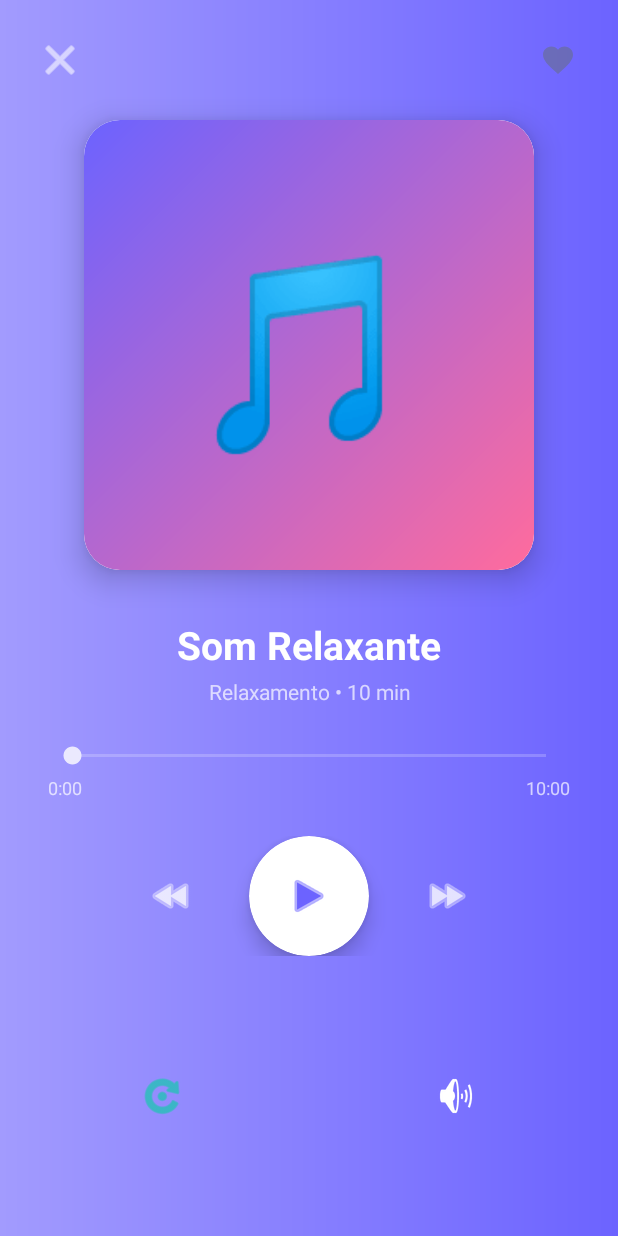
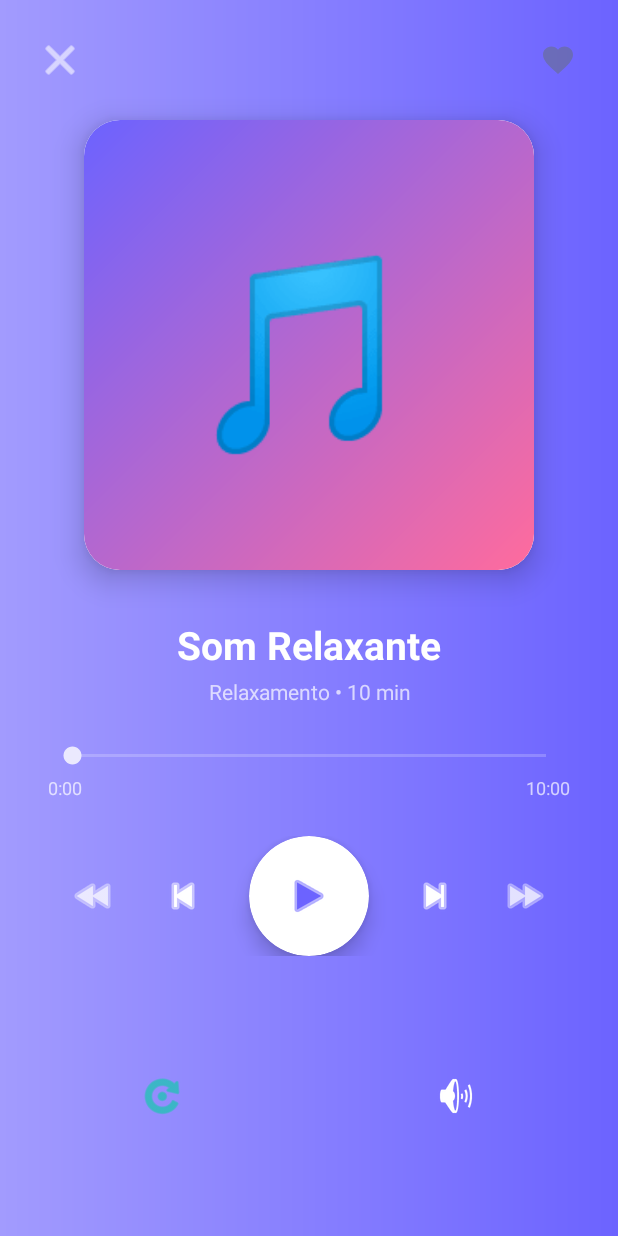
Before and after one commit to vandersonbraz/projeto-android, an Android app: the PlayerActivity screen opened directly, with no data from a screen before it, on a phone screen of 412 x 824 dp. Run offline under Robolectric (Android 15) with nearby library versions, the phone set to English and light mode, and no system bars; libraries missing offline, so code that uses them is left out: com.android.billingclient; 2 statements that could not run were skipped.

```diff
--- a/CalmareApp/app/src/main/java/com/calmare/app/ui/PlayerActivity.kt
+++ b/CalmareApp/app/src/main/java/com/calmare/app/ui/PlayerActivity.kt
@@ -40,6 +40,8 @@ class PlayerActivity : AppCompatActivity() {
     private lateinit var btnFavorite: ImageButton
     private lateinit var btnRewind: ImageButton
     private lateinit var btnForward: ImageButton
+    private lateinit var btnPreviousTrack: ImageButton
+    private lateinit var btnNextTrack: ImageButton
     private lateinit var btnLoop: ImageButton
     private lateinit var btnVolume: ImageButton
 
@@ -85,6 +87,8 @@ class PlayerActivity : AppCompatActivity() {
         btnFavorite = findViewById(R.id.btn_favorite_player)
         btnRewind = findViewById(R.id.btn_rewind)
         btnForward = findViewById(R.id.btn_forward)
+        btnPreviousTrack = findViewById(R.id.btn_previous_track)
+        btnNextTrack = findViewById(R.id.btn_next_track)
         btnLoop = findViewById(R.id.btn_loop)
         btnVolume = findViewById(R.id.btn_volume)
 
@@ -122,6 +126,10 @@ class PlayerActivity : AppCompatActivity() {
         btnRewind.setOnClickListener { seekBy(-15000) }
 
         btnForward.setOnClickListener { seekBy(15000) }
+
+        btnPreviousTrack.setOnClickListener { playPreviousTrack() }
+
+        btnNextTrack.setOnClickListener { playNextTrack() }
 
         btnLoop.setOnClickListener { toggleLoop() }
 
@@ -183,21 +191,23 @@ class PlayerActivity : AppCompatActivity() {
     }
 
     private fun seekBy(milliseconds: Int) {
-        // Só permite avançar/retroceder se o looping estiver desativado
-        if (isLooping) {
-            Toast.makeText(
-                this,
-                "⚠️ Desative o loop para avançar/retroceder",
-                Toast.LENGTH_SHORT
-            ).show()
-            return
-        }
-
         mediaPlayer?.let {
             val newPosition = (it.currentPosition + milliseconds).coerceIn(0, it.duration)
             it.seekTo(newPosition)
             updateProgress()
         }
+    }
+
+    private fun playPreviousTrack() {
+        // Botão de faixa anterior sempre funciona (independente do loop)
+        // TODO: Implementar navegação para faixa anterior quando houver playlist
+        Toast.makeText(this, "⏮️ Primeira faixa da playlist", Toast.LENGTH_SHORT).show()
+    }
+
+    private fun playNextTrack() {
+        // Botão de próxima faixa sempre funciona (independente do loop)
+        // TODO: Implementar navegação para próxima faixa quando houver playlist
+        Toast.makeText(this, "⏭️ Última faixa da playlist", Toast.LENGTH_SHORT).show()
     }
 
     private fun toggleLoop() {
--- a/CalmareApp/app/src/main/res/layout/activity_player.xml
+++ b/CalmareApp/app/src/main/res/layout/activity_player.xml
@@ -155,8 +155,8 @@
         android:layout_width="match_parent"
         android:layout_height="wrap_content"
         android:layout_marginTop="24dp"
-        android:layout_marginStart="32dp"
-        android:layout_marginEnd="32dp"
+        android:layout_marginStart="16dp"
+        android:layout_marginEnd="16dp"
         android:orientation="horizontal"
         android:gravity="center"
         app:layout_constraintTop_toBottomOf="@id/progress_layout">
@@ -164,20 +164,31 @@
         <!-- Botão Voltar 15s -->
         <ImageButton
             android:id="@+id/btn_rewind"
-            android:layout_width="56dp"
-            android:layout_height="56dp"
+            android:layout_width="48dp"
+            android:layout_height="48dp"
             android:background="?attr/selectableItemBackgroundBorderless"
             android:src="@android:drawable/ic_media_rew"
             android:tint="@color/white"
             android:alpha="0.8"
             android:contentDescription="Voltar 15s" />
 
+        <!-- Botão Faixa Anterior -->
+        <ImageButton
+            android:id="@+id/btn_previous_track"
+            android:layout_width="56dp"
+            android:layout_height="56dp"
+            android:layout_marginStart="8dp"
+            android:background="?attr/selectableItemBackgroundBorderless"
+            android:src="@android:drawable/ic_media_previous"
+            android:tint="@color/white"
+            android:contentDescription="Faixa Anterior" />
+
         <!-- Botão Play/Pause (Maior) -->
         <androidx.cardview.widget.CardView
             android:layout_width="80dp"
             android:layout_height="80dp"
-            android:layout_marginStart="24dp"
-            android:layout_marginEnd="24dp"
+            android:layout_marginStart="16dp"
+            android:layout_marginEnd="16dp"
             app:cardCornerRadius="40dp"
             app:cardElevation="8dp"
             app:cardBackgroundColor="@color/white">
@@ -195,11 +206,22 @@
 
         </androidx.cardview.widget.CardView>
 
+        <!-- Botão Próxima Faixa -->
+        <ImageButton
+            android:id="@+id/btn_next_track"
+            android:layout_width="56dp"
+            android:layout_height="56dp"
+            android:layout_marginEnd="8dp"
+            android:background="?attr/selectableItemBackgroundBorderless"
+            android:src="@android:drawable/ic_media_next"
+            android:tint="@color/white"
+            android:contentDescription="Próxima Faixa" />
+
         <!-- Botão Avançar 15s -->
         <ImageButton
             android:id="@+id/btn_forward"
-            android:layout_width="56dp"
-            android:layout_height="56dp"
+            android:layout_width="48dp"
+            android:layout_height="48dp"
             android:background="?attr/selectableItemBackgroundBorderless"
             android:src="@android:drawable/ic_media_ff"
             android:tint="@color/white"
```
Also changed, not shown: CalmareApp/app/src/main/java/com/calmare/app/ui/fragments/SettingsFragment.kt (+5 -9 lines), CalmareApp/app/src/main/res/values/strings.xml (+8 -0 lines), 2 other files.
